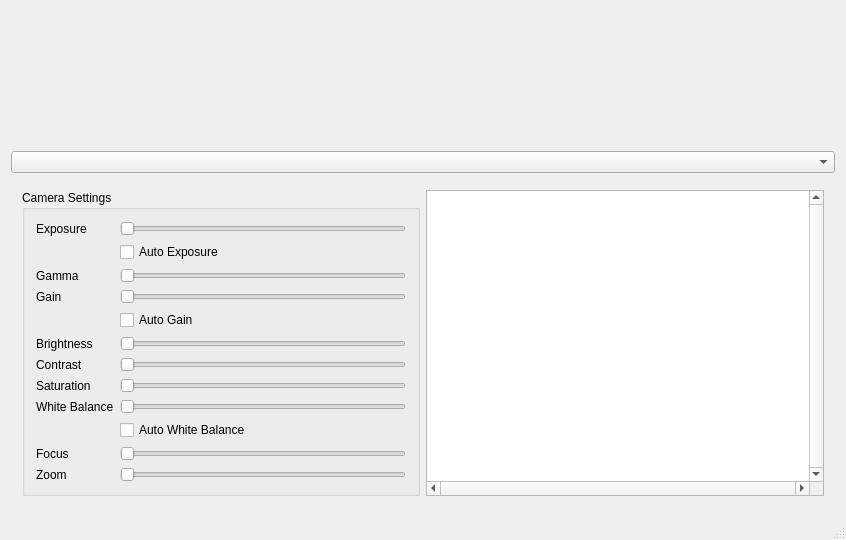
The window that QtCaptureTest/mainwindow.ui (openpnp/openpnp-capture) describes before a commit, drawn with Qt 5.
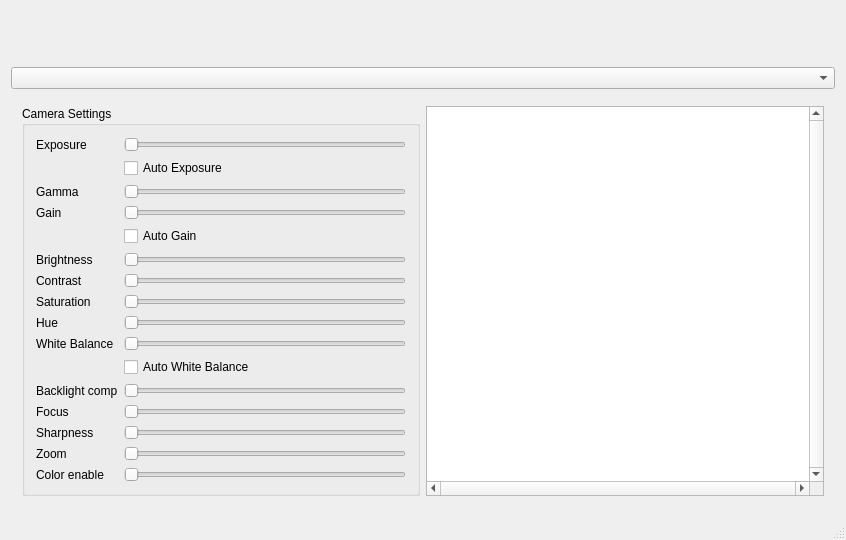
The same window after the commit.

Commit message: Implemented hue, color enable, sharpness, backlight compensation properties on windows

Patch:
```diff
--- a/QtCaptureTest/mainwindow.ui
+++ b/QtCaptureTest/mainwindow.ui
@@ -61,20 +61,6 @@
           <string>Camera Settings</string>
          </property>
          <layout class="QGridLayout" name="gridLayout">
-          <item row="8" column="0">
-           <widget class="QLabel" name="label_5">
-            <property name="text">
-             <string>White Balance</string>
-            </property>
-           </widget>
-          </item>
-          <item row="0" column="0">
-           <widget class="QLabel" name="label">
-            <property name="text">
-             <string>Exposure</string>
-            </property>
-           </widget>
-          </item>
           <item row="3" column="1">
            <widget class="QSlider" name="gainSlider">
             <property name="orientation">
@@ -89,6 +75,13 @@
             </property>
            </widget>
           </item>
+          <item row="0" column="0">
+           <widget class="QLabel" name="label">
+            <property name="text">
+             <string>Exposure</string>
+            </property>
+           </widget>
+          </item>
           <item row="0" column="1">
            <widget class="QSlider" name="exposureSlider">
             <property name="orientation">
@@ -96,10 +89,17 @@
             </property>
            </widget>
           </item>
-          <item row="8" column="1">
-           <widget class="QSlider" name="whitebalanceSlider">
-            <property name="orientation">
-             <enum>Qt::Horizontal</enum>
+          <item row="9" column="0">
+           <widget class="QLabel" name="label_5">
+            <property name="text">
+             <string>White Balance</string>
+            </property>
+           </widget>
+          </item>
+          <item row="2" column="0">
+           <widget class="QLabel" name="label_7">
+            <property name="text">
+             <string>Gamma</string>
             </property>
            </widget>
           </item>
@@ -117,10 +117,10 @@
             </property>
            </widget>
           </item>
-          <item row="2" column="0">
-           <widget class="QLabel" name="label_7">
-            <property name="text">
-             <string>Gamma</string>
+          <item row="9" column="1">
+           <widget class="QSlider" name="whitebalanceSlider">
+            <property name="orientation">
+             <enum>Qt::Horizontal</enum>
             </property>
            </widget>
           </item>
@@ -131,27 +131,6 @@
             </property>
            </widget>
           </item>
-          <item row="1" column="1">
-           <widget class="QCheckBox" name="autoExposure">
-            <property name="text">
-             <string>Auto Exposure</string>
-            </property>
-           </widget>
-          </item>
-          <item row="9" column="1">
-           <widget class="QCheckBox" name="autoWhiteBalance">
-            <property name="text">
-             <string>Auto White Balance</string>
-            </property>
-           </widget>
-          </item>
-          <item row="5" column="0">
-           <widget class="QLabel" name="label_3">
-            <property name="text">
-             <string>Brightness</string>
-            </property>
-           </widget>
-          </item>
           <item row="5" column="1">
            <widget class="QSlider" name="brightnessSlider">
             <property name="orientation">
@@ -159,38 +138,38 @@
             </property>
            </widget>
           </item>
-          <item row="11" column="0">
+          <item row="14" column="0">
            <widget class="QLabel" name="label_8">
             <property name="text">
              <string>Zoom</string>
             </property>
            </widget>
           </item>
-          <item row="11" column="1">
-           <widget class="QSlider" name="zoomSlider">
-            <property name="orientation">
-             <enum>Qt::Horizontal</enum>
-            </property>
-           </widget>
-          </item>
-          <item row="10" column="0">
-           <widget class="QLabel" name="label_6">
+          <item row="5" column="0">
+           <widget class="QLabel" name="label_3">
             <property name="text">
-             <string>Focus</string>
+             <string>Brightness</string>
             </property>
            </widget>
           </item>
           <item row="10" column="1">
-           <widget class="QSlider" name="focusSlider">
+           <widget class="QCheckBox" name="autoWhiteBalance">
+            <property name="text">
+             <string>Auto White Balance</string>
+            </property>
+           </widget>
+          </item>
+          <item row="14" column="1">
+           <widget class="QSlider" name="zoomSlider">
             <property name="orientation">
              <enum>Qt::Horizontal</enum>
             </property>
            </widget>
           </item>
-          <item row="4" column="1">
-           <widget class="QCheckBox" name="autoGain">
+          <item row="1" column="1">
+           <widget class="QCheckBox" name="autoExposure">
             <property name="text">
-             <string>Auto Gain</string>
+             <string>Auto Exposure</string>
             </property>
            </widget>
           </item>
@@ -201,6 +180,20 @@
             </property>
            </widget>
           </item>
+          <item row="4" column="1">
+           <widget class="QCheckBox" name="autoGain">
+            <property name="text">
+             <string>Auto Gain</string>
+            </property>
+           </widget>
+          </item>
+          <item row="12" column="1">
+           <widget class="QSlider" name="focusSlider">
+            <property name="orientation">
+             <enum>Qt::Horizontal</enum>
+            </property>
+           </widget>
+          </item>
           <item row="7" column="1">
            <widget class="QSlider" name="saturationSlider">
             <property name="orientation">
@@ -208,6 +201,69 @@
             </property>
            </widget>
           </item>
+          <item row="12" column="0">
+           <widget class="QLabel" name="label_6">
+            <property name="text">
+             <string>Focus</string>
+            </property>
+           </widget>
+          </item>
+          <item row="11" column="1">
+           <widget class="QSlider" name="backlightSlider">
+            <property name="orientation">
+             <enum>Qt::Horizontal</enum>
+            </property>
+           </widget>
+          </item>
+          <item row="11" column="0">
+           <widget class="QLabel" name="label_11">
+            <property name="text">
+             <string>Backlight comp</string>
+            </property>
+           </widget>
+          </item>
+          <item row="8" column="0">
+           <widget class="QLabel" name="label_10">
+            <property name="text">
+             <string>Hue</string>
+            </property>
+           </widget>
+          </item>
+          <item row="8" column="1">
+           <widget class="QSlider" name="hueSlider">
+            <property name="orientation">
+             <enum>Qt::Horizontal</enum>
+            </property>
+           </widget>
+          </item>
+          <item row="13" column="0">
+           <widget class="QLabel" name="label_12">
+            <property name="text">
+             <string>Sharpness</string>
+            </property>
+           </widget>
+          </item>
+          <item row="13" column="1">
+           <widget class="QSlider" name="sharpnessSlider">
+            <property name="orientation">
+             <enum>Qt::Horizontal</enum>
+            </property>
+           </widget>
+          </item>
+          <item row="15" column="0">
+           <widget class="QLabel" name="label_13">
+            <property name="text">
+             <string>Color enable</string>
+            </property>
+           </widget>
+          </item>
+          <item row="15" column="1">
+           <widget class="QSlider" name="colorEnableSlider">
+            <property name="orientation">
+             <enum>Qt::Horizontal</enum>
+            </property>
+           </widget>
+          </item>
          </layout>
         </widget>
        </item>
```
The commit also changes 4 other files.
